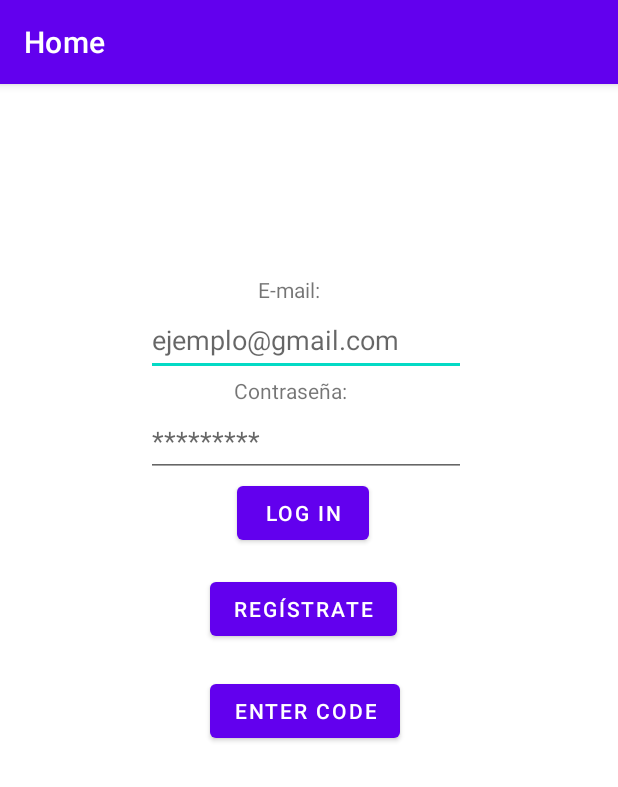
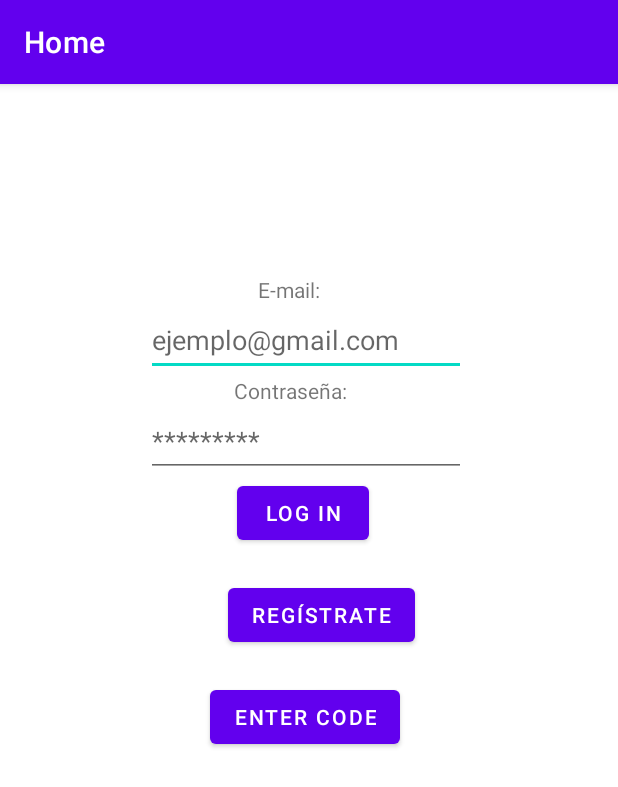
Before and after one commit to nataliaacaipa/E-Parte, an Android app: the screen it shows after launch (Home), on a phone screen of 412 x 824 dp. Shown: the top 787 px of the screen. Run offline under Robolectric (Android 15) with nearby library versions, the phone set to English and light mode, and no system bars.

```diff
--- a/app/src/main/res/layout/activity_home.xml
+++ b/app/src/main/res/layout/activity_home.xml
@@ -21,13 +21,14 @@
         android:layout_width="wrap_content"
         android:layout_height="wrap_content"
         android:layout_marginStart="97dp"
+        android:autofillHints=""
         android:ems="10"
         android:hint="@string/placeHolderMail"
-        android:hintTextColor="#757575"
         android:inputType="textPersonName"
         android:minHeight="48dp"
         app:layout_constraintStart_toStartOf="parent"
-        app:layout_constraintTop_toBottomOf="@+id/textView" />
+        app:layout_constraintTop_toBottomOf="@+id/textView"
+        />
 
     <TextView
         android:id="@+id/textView2"
@@ -48,7 +49,8 @@
         android:inputType="textPersonName"
         android:minHeight="48dp"
         app:layout_constraintStart_toStartOf="parent"
-        app:layout_constraintTop_toBottomOf="@+id/textView2" />
+        app:layout_constraintTop_toBottomOf="@+id/textView2"
+        android:autofillHints="" />
 
     <Button
         android:id="@+id/button"
@@ -64,12 +66,12 @@
         android:id="@+id/button2"
         android:layout_width="wrap_content"
         android:layout_height="wrap_content"
-        android:layout_marginStart="140dp"
-        android:layout_marginTop="16dp"
-        android:onClick="onClick"
+        android:layout_marginStart="152dp"
+        android:layout_marginTop="20dp"
         android:text="@string/registerButtonHomeText"
         app:layout_constraintStart_toStartOf="parent"
-        app:layout_constraintTop_toBottomOf="@+id/button" />
+        app:layout_constraintTop_toBottomOf="@+id/button"
+        android:onClick="onClick"/>
 
     <Button
         android:id="@+id/button3"
```
Also changed, not shown: app/src/main/res/layout/activity_code.xml (+1 -10 lines).
